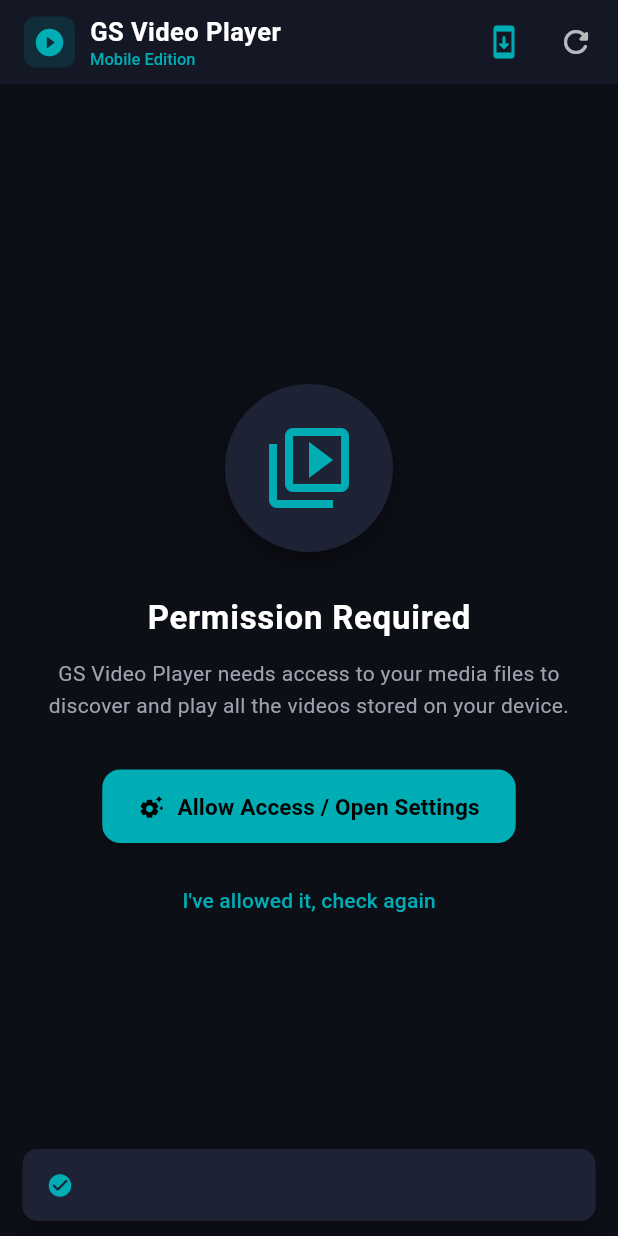
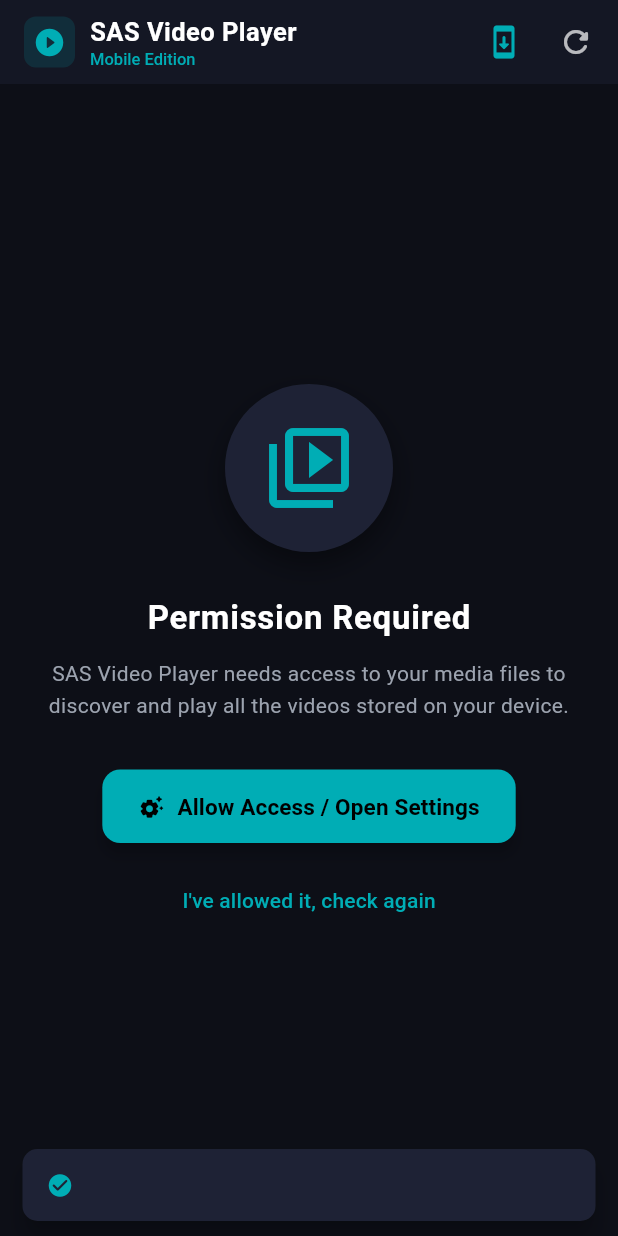
Before and after one commit to sashibitcode/SAS-VIDEO-PLAYER, a Flutter app: the screen it shows after launch, after a tap on the "system update" icon, on a phone screen of 412 x 824 dp. Run offline on Flutter 3.47's test engine with Material 3 defaults, Android fonts, the phone set to English and light mode, and no system bars; our stand-ins replace chewie, dio, file_picker, open_filex, video_player; missing offline and left inert: photo_manager, video_player_win; network calls fail.

Commit message:
chore: clean unwanted files, update branding to SAS Video Player, and fix Android compileSdk 36

```diff
--- a/lib/main.dart
+++ b/lib/main.dart
@@ -34,7 +34,7 @@ class GSVideoPlayerApp extends StatelessWidget {
   @override
   Widget build(BuildContext context) {
     return MaterialApp(
-      title: 'GS Video Player - Laptop & Mobile',
+      title: 'SAS Video Player - Laptop & Mobile',
       debugShowCheckedModeBanner: false,
       themeMode: ThemeMode.dark,
       darkTheme: ThemeData(
--- a/lib/screens/video_list_screen.dart
+++ b/lib/screens/video_list_screen.dart
@@ -81,7 +81,7 @@ class _VideoListScreenState extends State<VideoListScreen> {
             children: [
               Icon(Icons.check_circle_rounded, color: Color(0xFF00ADB5), size: 18),
               SizedBox(width: 8),
-              Text("GS Video Player is up to date!"),
+              Text("SAS Video Player is up to date!"),
             ],
           ),
           backgroundColor: const Color(0xFF1E2235),
@@ -258,7 +258,7 @@ class _VideoListScreenState extends State<VideoListScreen> {
               crossAxisAlignment: CrossAxisAlignment.start,
               children: [
                 const Text(
-                  "GS Video Player",
+                  "SAS Video Player",
                   style: TextStyle(
                     color: Colors.white,
                     fontWeight: FontWeight.bold,
--- a/lib/widgets/permission_denied_view.dart
+++ b/lib/widgets/permission_denied_view.dart
@@ -48,7 +48,7 @@ class PermissionDeniedView extends StatelessWidget {
             ),
             const SizedBox(height: 12),
             const Text(
-              "GS Video Player needs access to your media files to discover and play all the videos stored on your device.",
+              "SAS Video Player needs access to your media files to discover and play all the videos stored on your device.",
               textAlign: TextAlign.center,
               style: TextStyle(
                 fontSize: 14,
```
Also changed, not shown: 5 other files.
